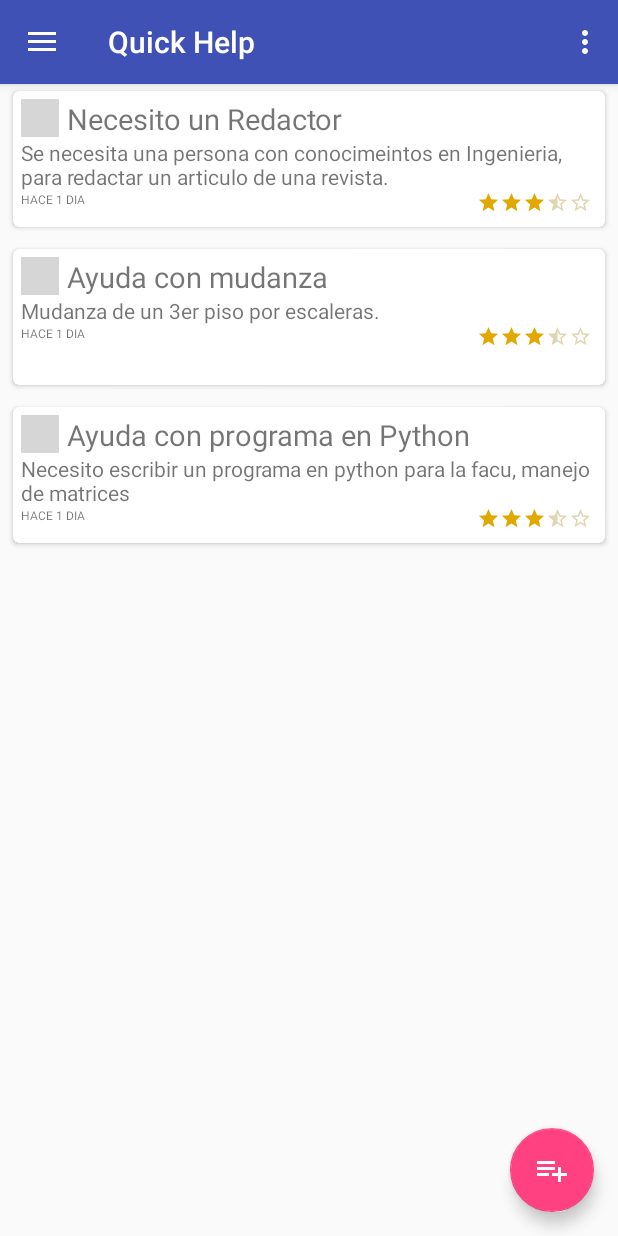
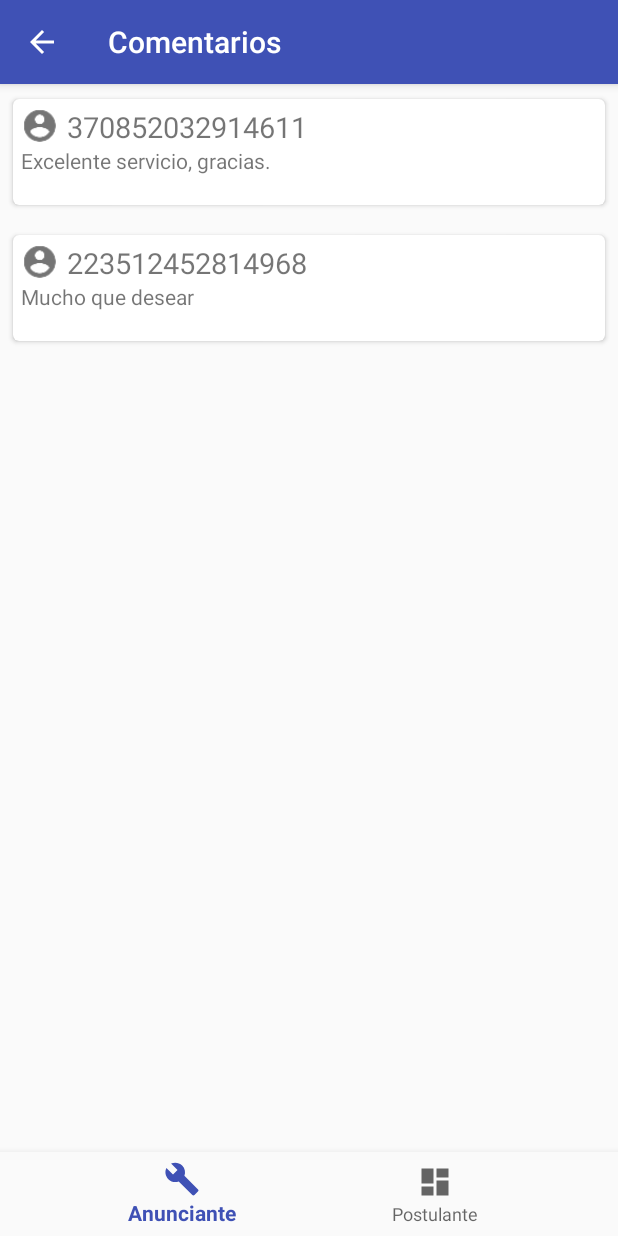
Before and after one commit to edgar-davila/quickhelp, an Android app: the MainActivity screen opened directly, with no data from a screen before it, in the side drawer, after a tap on "Comentarios", on a phone screen of 412 x 824 dp. Run offline under Robolectric (Android 15) with nearby library versions, the phone set to English and light mode, and no system bars; our stand-ins replace ButterKnife, Picasso; libraries missing offline, so code that uses them is left out: com.facebook, com.facebook.login; pictures from the network do not load; 5 statements that could not run were skipped; grey boxes are pictures that could not be loaded.

Commit message:
Added comments view

```diff
--- a/app/build.gradle
+++ b/app/build.gradle
@@ -10,6 +10,7 @@ android {
         versionCode 1
         versionName "1.0"
         testInstrumentationRunner "android.support.test.runner.AndroidJUnitRunner"
+        vectorDrawables.useSupportLibrary = true
     }
     buildTypes {
         release {
@@ -32,6 +33,7 @@ dependencies {
     compile 'com.jakewharton:butterknife:8.8.1'
     compile 'com.android.support.constraint:constraint-layout:1.0.2'
     compile 'com.facebook.android:facebook-android-sdk:4.1.2'
+    compile 'com.android.support:support-vector-drawable:26.+'
     testCompile 'junit:junit:4.12'
     annotationProcessor 'com.jakewharton:butterknife-compiler:8.8.1'
 }
--- /dev/null
+++ b/app/src/main/java/com/omsuperg/quickhelp/CommentsActivity.java
@@ -0,0 +1,72 @@
+package com.omsuperg.quickhelp;
+
+import android.os.Bundle;
+import android.support.annotation.NonNull;
+import android.support.design.widget.BottomNavigationView;
+import android.support.v7.app.AppCompatActivity;
+import android.support.v7.widget.LinearLayoutManager;
+import android.support.v7.widget.RecyclerView;
+import android.view.MenuItem;
+
+import com.omsuperg.quickhelp.adapters.CommentsAdapter;
+import com.omsuperg.quickhelp.models.CommentModel;
+
+import java.util.ArrayList;
+import java.util.List;
+
+import butterknife.BindView;
+import butterknife.ButterKnife;
+
+public class CommentsActivity extends AppCompatActivity implements CommentsAdapter.CommentsListener {
+    CommentsAdapter commentsAdapter;
+    @BindView(R.id.my_recycler_view)
+    RecyclerView recyclerView;
+
+    private RecyclerView.LayoutManager mLayoutManager;
+    private List<CommentModel> anuncianteComments = new ArrayList<>();
+    private List<CommentModel> postulanteComments = new ArrayList<>();
+    private BottomNavigationView.OnNavigationItemSelectedListener mOnNavigationItemSelectedListener
+            = new BottomNavigationView.OnNavigationItemSelectedListener() {
+
+        @Override
+        public boolean onNavigationItemSelected(@NonNull MenuItem item) {
+            switch (item.getItemId()) {
+                case R.id.navigation_anunciante:
+                    commentsAdapter.setItems(anuncianteComments);
+                    return true;
+                case R.id.navigation_postulante:
+                    commentsAdapter.setItems(postulanteComments);
+                    return true;
+            }
+            return false;
+        }
+
+    };
+
+    @Override
+    protected void onCreate(Bundle savedInstanceState) {
+        super.onCreate(savedInstanceState);
+        setContentView(R.layout.activity_comments);
+        ButterKnife.bind(this);
+        BottomNavigationView navigation = (BottomNavigationView) findViewById(R.id.navigation);
+        navigation.setOnNavigationItemSelectedListener(mOnNavigationItemSelectedListener);
+
+
+        anuncianteComments.add(CommentModel.getRandom());
+        anuncianteComments.add(CommentModel.getRandom());
+        postulanteComments.add(CommentModel.getRandom());
+        postulanteComments.add(CommentModel.getRandom());
+        postulanteComments.add(CommentModel.getRandom());
+
+        recyclerView.setHasFixedSize(true);
+        mLayoutManager = new LinearLayoutManager(this);
+        recyclerView.setLayoutManager(mLayoutManager);
+        commentsAdapter = new CommentsAdapter(CommentsActivity.this, CommentsActivity.this, anuncianteComments);
+        recyclerView.setAdapter(commentsAdapter);
+    }
+
+    @Override
+    public void onClick(CommentModel commentModel) {
+
+    }
+}
--- a/app/src/main/java/com/omsuperg/quickhelp/MainActivity.java
+++ b/app/src/main/java/com/omsuperg/quickhelp/MainActivity.java
@@ -146,6 +146,8 @@ public class MainActivity extends AppCompatActivity
             LoginManager.getInstance().logOut();
             startActivity(new Intent(this, LoginActivity.class));
             finish();
+        } else if (id == R.id.menuItemComents) {
+            startActivity(new Intent(this, CommentsActivity.class));
         }
 
         DrawerLayout drawer = (DrawerLayout) findViewById(R.id.drawer_layout);
--- /dev/null
+++ b/app/src/main/java/com/omsuperg/quickhelp/adapters/CommentsAdapter.java
@@ -0,0 +1,91 @@
+package com.omsuperg.quickhelp.adapters;
+
+import android.content.Context;
+import android.support.v7.widget.CardView;
+import android.support.v7.widget.RecyclerView;
+import android.view.LayoutInflater;
+import android.view.View;
+import android.view.ViewGroup;
+import android.widget.ImageView;
+import android.widget.TextView;
+
+import com.omsuperg.quickhelp.R;
+import com.omsuperg.quickhelp.models.CommentModel;
+
+import java.util.List;
+
+/**
+ * Created by Edgar on 10/7/2017.
+ */
+
+public class CommentsAdapter extends RecyclerView.Adapter<CommentsAdapter.ViewHolder> {
+    private final CommentsListener commentsListener;
+    private Context context;
+    private List<CommentModel> commentModels;
+
+
+    public CommentsAdapter(Context context, CommentsListener commentsListener, List<CommentModel> commentModels) {
+        this.context = context;
+        this.commentsListener = commentsListener;
+        this.commentModels = commentModels;
+    }
+
+    @Override
+    public CommentsAdapter.ViewHolder onCreateViewHolder(ViewGroup parent, int viewType) {
+        View v = LayoutInflater.from(parent.getContext())
+                .inflate(R.layout.my_card_comment, parent, false);
+        ViewHolder vh = new ViewHolder(v, commentsListener);
+        return vh;
+    }
+
+    public void setItems(List<CommentModel> commentModels) {
+        this.commentModels = commentModels;
+        notifyDataSetChanged();
+    }
+
+
+    @Override
+    public void onBindViewHolder(ViewHolder holder, int position) {
+        CommentModel commentModel = commentModels.get(position);
+        holder.commentModel = commentModel;
+        holder.textviewTituloPeticion.setText(commentModel.getUserId());
+        holder.textviewCardDescripcion.setText(commentModel.getComment());
+    }
+
+    @Override
+    public int getItemCount() {
+        return commentModels.size();
+    }
+
+    public interface CommentsListener {
+        void onClick(CommentModel commentModel);
+    }
+
+    static class ViewHolder extends RecyclerView.ViewHolder {
+        CardView cardView;
+        TextView textviewTituloPeticion;
+        TextView textviewCategoriaPeticion;
+        TextView textviewCardDescripcion;
+        ImageView imageViewCardProfilePeticion;
+        CommentModel commentModel;
+        CommentsListener commentsListener;
+
+
+        ViewHolder(View v, CommentsListener commentsListener) {
+            super(v);
+            this.cardView = v.findViewById(R.id.card_view);
+            this.commentsListener = commentsListener;
+            this.cardView.setOnClickListener(new View.OnClickListener() {
+                @Override
+                public void onClick(View view) {
+                    ViewHolder.this.commentsListener.onClick(commentModel);
+                }
+            });
+            this.textviewTituloPeticion = v.findViewById(R.id.card_titulo_peticion);
+            this.textviewCardDescripcion = v.findViewById(R.id.card_descripcion);
+            this.imageViewCardProfilePeticion = v.findViewById(R.id.imageViewCardProfilePeticion);
+        }
+
+
+    }
+}
--- /dev/null
+++ b/app/src/main/java/com/omsuperg/quickhelp/models/CommentModel.java
@@ -0,0 +1,43 @@
+package com.omsuperg.quickhelp.models;
+
+/**
+ * Created by Edgar on 10/7/2017.
+ */
+
+public class CommentModel {
+    private int rating;
+    private String comment;
+    private String userId;
+
+    public static CommentModel getRandom() {
+        CommentModel commentModel = new CommentModel();
+        commentModel.setRating((int) (Math.random() * 5));
+        commentModel.setUserId("" + (long) (Math.random() * 472567553116840L));
+        commentModel.setComment(commentModel.getRating() > 2 ? "Excelente servicio, gracias." : "Mucho que desear");
+        return commentModel;
+    }
+
+    public int getRating() {
+        return rating;
+    }
+
+    public void setRating(int rating) {
+        this.rating = rating;
+    }
+
+    public String getComment() {
+        return comment;
+    }
+
+    public void setComment(String comment) {
+        this.comment = comment;
+    }
+
+    public String getUserId() {
+        return userId;
+    }
+
+    public void setUserId(String userId) {
+        this.userId = userId;
+    }
+}
--- a/app/src/main/java/com/omsuperg/quickhelp/models/StatusModel.java
+++ b/app/src/main/java/com/omsuperg/quickhelp/models/StatusModel.java
@@ -1,10 +1,6 @@
 package com.omsuperg.quickhelp.models;
 
-
-
 public class StatusModel {
-
     public static int VISIBLE = 1;
     public static int NOT_VISIBLE = 0;
-
 }
--- /dev/null
+++ b/app/src/main/res/drawable/ic_dashboard_black_24dp.xml
@@ -0,0 +1,9 @@
+<vector xmlns:android="http://schemas.android.com/apk/res/android"
+    android:width="24dp"
+    android:height="24dp"
+    android:viewportHeight="24.0"
+    android:viewportWidth="24.0">
+    <path
+        android:fillColor="#FF000000"
+        android:pathData="M3,13h8L11,3L3,3v10zM3,21h8v-6L3,15v6zM13,21h8L21,11h-8v10zM13,3v6h8L21,3h-8z" />
+</vector>
--- /dev/null
+++ b/app/src/main/res/drawable/ic_home_black_24dp.xml
@@ -0,0 +1,9 @@
+<vector xmlns:android="http://schemas.android.com/apk/res/android"
+    android:width="24dp"
+    android:height="24dp"
+    android:viewportHeight="24.0"
+    android:viewportWidth="24.0">
+    <path
+        android:fillColor="#FF000000"
+        android:pathData="M10,20v-6h4v6h5v-8h3L12,3 2,12h3v8z" />
+</vector>
--- /dev/null
+++ b/app/src/main/res/drawable/ic_notifications_black_24dp.xml
@@ -0,0 +1,9 @@
+<vector xmlns:android="http://schemas.android.com/apk/res/android"
+    android:width="24dp"
+    android:height="24dp"
+    android:viewportHeight="24.0"
+    android:viewportWidth="24.0">
+    <path
+        android:fillColor="#FF000000"
+        android:pathData="M12,22c1.1,0 2,-0.9 2,-2h-4c0,1.1 0.89,2 2,2zM18,16v-5c0,-3.07 -1.64,-5.64 -4.5,-6.32L13.5,4c0,-0.83 -0.67,-1.5 -1.5,-1.5s-1.5,0.67 -1.5,1.5v0.68C7.63,5.36 6,7.92 6,11v5l-2,2v1h16v-1l-2,-2z" />
+</vector>
--- /dev/null
+++ b/app/src/main/res/layout/activity_comments.xml
@@ -0,0 +1,32 @@
+<?xml version="1.0" encoding="utf-8"?>
+<LinearLayout xmlns:android="http://schemas.android.com/apk/res/android"
+    xmlns:app="http://schemas.android.com/apk/res-auto"
+    xmlns:tools="http://schemas.android.com/tools"
+    android:id="@+id/container"
+    android:layout_width="match_parent"
+    android:layout_height="match_parent"
+    android:orientation="vertical"
+    tools:context="com.omsuperg.quickhelp.CommentsActivity">
+
+    <FrameLayout
+        android:id="@+id/content"
+        android:layout_width="match_parent"
+        android:layout_height="0dp"
+        android:layout_weight="1">
+
+        <android.support.v7.widget.RecyclerView
+            android:id="@+id/my_recycler_view"
+            android:layout_width="match_parent"
+            android:layout_height="match_parent"
+            android:scrollbars="vertical" />
+    </FrameLayout>
+
+    <android.support.design.widget.BottomNavigationView
+        android:id="@+id/navigation"
+        android:layout_width="match_parent"
+        android:layout_height="wrap_content"
+        android:layout_gravity="bottom"
+        android:background="?android:attr/windowBackground"
+        app:menu="@menu/navigation" />
+
+</LinearLayout>
--- /dev/null
+++ b/app/src/main/res/layout/my_card_comment.xml
@@ -0,0 +1,62 @@
+<?xml version="1.0" encoding="utf-8"?>
+<LinearLayout xmlns:android="http://schemas.android.com/apk/res/android"
+    xmlns:card_view="http://schemas.android.com/apk/res-auto"
+    android:layout_width="match_parent"
+    android:layout_height="80dp"
+    android:layout_margin="5dp">
+
+    <android.support.v7.widget.CardView xmlns:card_view="http://schemas.android.com/apk/res-auto"
+        android:id="@+id/card_view"
+        android:layout_width="match_parent"
+        android:layout_height="match_parent"
+        android:layout_gravity="center"
+        android:padding="5dp"
+        card_view:cardCornerRadius="4dp"
+        card_view:cardUseCompatPadding="true"
+        card_view:elevation="2dp">
+
+        <RelativeLayout
+            android:layout_width="match_parent"
+            android:layout_height="match_parent"
+            android:padding="5dp">
+
+            <ImageView
+                android:id="@+id/imageViewCardProfilePeticion"
+                android:layout_width="25dp"
+                android:layout_height="25dp"
+                android:layout_alignParentStart="true"
+                android:layout_alignParentTop="true"
+                android:src="@drawable/ic_action_account_circle" />
+
+            <LinearLayout
+                android:id="@+id/linearLayout"
+                android:layout_width="match_parent"
+                android:layout_height="wrap_content"
+                android:layout_toEndOf="@+id/imageViewCardProfilePeticion"
+                android:orientation="vertical"
+                android:paddingLeft="5dp">
+
+                <TextView
+                    android:id="@+id/card_titulo_peticion"
+                    android:layout_width="match_parent"
+                    android:layout_height="wrap_content"
+                    android:ellipsize="end"
+                    android:text="Titulo"
+                    android:textSize="19sp" />
+
+            </LinearLayout>
+
+            <TextView
+                android:id="@+id/card_descripcion"
+                android:layout_width="match_parent"
+                android:layout_height="wrap_content"
+                android:layout_alignParentStart="true"
+                android:layout_below="@+id/linearLayout"
+                android:ellipsize="end"
+                android:maxLines="2"
+                android:textSize="14sp" />
+
+        </RelativeLayout>
+
+    </android.support.v7.widget.CardView>
+</LinearLayout>
--- /dev/null
+++ b/app/src/main/res/menu/navigation.xml
@@ -0,0 +1,14 @@
+<?xml version="1.0" encoding="utf-8"?>
+<menu xmlns:android="http://schemas.android.com/apk/res/android">
+
+    <item
+        android:id="@+id/navigation_anunciante"
+        android:icon="@drawable/ic_menu_manage"
+        android:title="@string/anunciante" />
+
+    <item
+        android:id="@+id/navigation_postulante"
+        android:icon="@drawable/ic_dashboard_black_24dp"
+        android:title="@string/postulante" />
+
+</menu>
--- a/app/src/main/res/values/strings.xml
+++ b/app/src/main/res/values/strings.xml
@@ -4,6 +4,7 @@
     <string name="fb_login_protocol_scheme">fb353710885057183</string>
     <string name="title_activity_main">Quick Help</string>
     <string name="title_activity_new_petition">Peticion nueva</string>
+    <string name="title_activity_comments">Comentarios</string>
 
     <string name="navigation_drawer_open">Open navigation drawer</string>
     <string name="navigation_drawer_close">Close navigation drawer</string>
@@ -15,4 +16,8 @@
     <string name="hint_category">Categoria de solicitud</string>
     <string name="hint_personas">Numero de personas</string>
     <string name="fecha_tope">Fecha tope para la solicitud</string>
+    <string name="anunciante">Anunciante</string>
+    <string name="postulante">Postulante</string>
+    <string name="como_anunciante">Como anunciante</string>
+    <string name="como_postulante">Como postulante</string>
 </resources>
```
Also changed, not shown: app/src/main/AndroidManifest.xml (+8 -0 lines).
